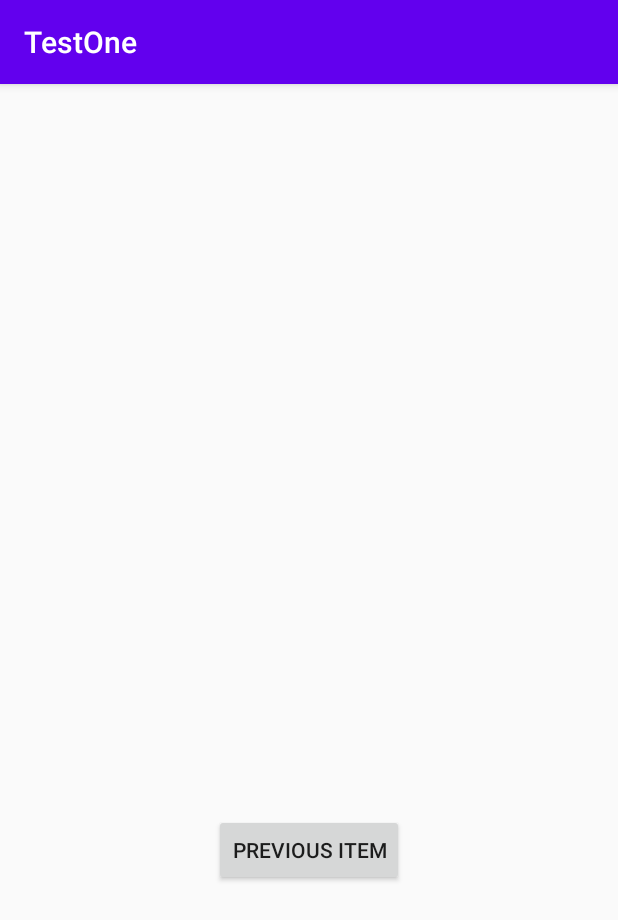
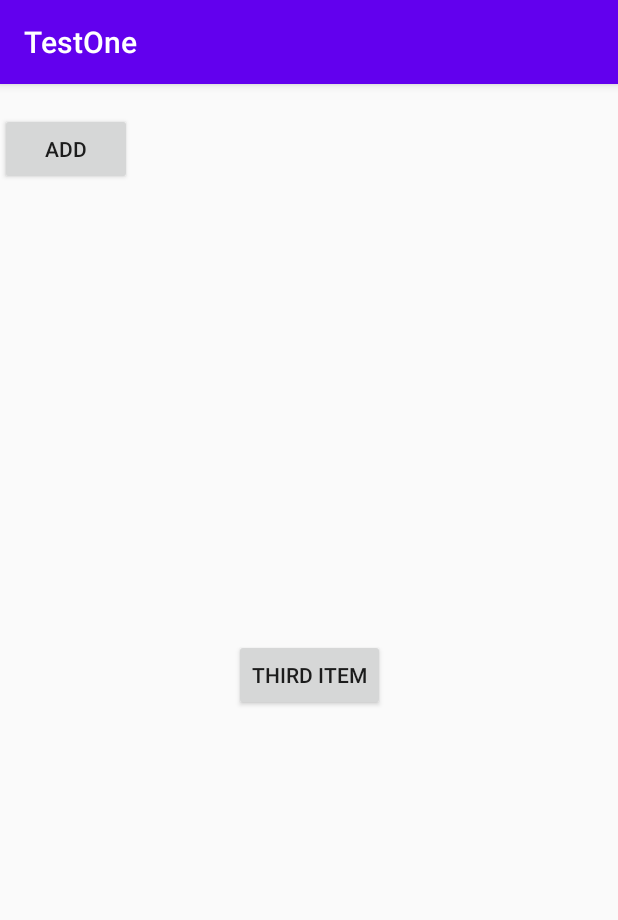
Before and after one commit to navigrewal/MyProject, an Android app: the fragment ThirdFragment shown on its own in the app's theme, on a phone screen of 412 x 824 dp. Shown: the top 920 px of the screen. Run offline under Robolectric (Android 15) with nearby library versions, the phone set to English and light mode, and no system bars.

Commit message:
Updated fragment view

```diff
--- a/app/src/main/java/com/example/testone/ThirdFragment.kt
+++ b/app/src/main/java/com/example/testone/ThirdFragment.kt
@@ -1,6 +1,7 @@
 package com.example.testone
 
 import android.os.Bundle
+import android.util.Log
 import androidx.fragment.app.Fragment
 import android.view.LayoutInflater
 import android.view.View
@@ -18,14 +19,14 @@ class ThirdFragment : Fragment() {
             savedInstanceState: Bundle?
     ): View? {
         // Inflate the layout for this fragment
-        return inflater.inflate(R.layout.fragment_second, container, false)
+        return inflater.inflate(R.layout.fragment_third, container, false)
     }
 
     override fun onViewCreated(view: View, savedInstanceState: Bundle?) {
         super.onViewCreated(view, savedInstanceState)
 
-        view.findViewById<Button>(R.id.button_second).setOnClickListener {
-            findNavController().navigate(R.id.action_SecondFragment_to_FirstFragment)
+        view.findViewById<Button>(R.id.button_third).setOnClickListener {
+            Log.e("Button clicked","Success")
         }
     }
 }
--- a/app/src/main/res/layout/fragment_third.xml
+++ b/app/src/main/res/layout/fragment_third.xml
@@ -10,16 +10,15 @@
         android:id="@+id/textview_second"
         android:layout_width="wrap_content"
         android:layout_height="wrap_content"
-        app:layout_constraintBottom_toTopOf="@id/button_second"
         app:layout_constraintEnd_toEndOf="parent"
         app:layout_constraintStart_toStartOf="parent"
         app:layout_constraintTop_toTopOf="parent" />
 
     <Button
-        android:id="@+id/button_second"
+        android:id="@+id/button_third"
         android:layout_width="wrap_content"
         android:layout_height="wrap_content"
-        android:text="@string/previous"
+        android:text="@string/third"
         app:layout_constraintBottom_toBottomOf="parent"
         app:layout_constraintEnd_toEndOf="parent"
         app:layout_constraintStart_toStartOf="parent"
--- a/app/src/main/res/values/strings.xml
+++ b/app/src/main/res/values/strings.xml
@@ -10,7 +10,6 @@
 
     <string name="third">Third item</string>
     <string name="fourth">Fourth item</string>
-
     <string name="hello_first_fragment">Hello first fragment</string>
     <string name="hello_second_fragment">Hello second fragment. Arg: %1$s</string>
 </resources>
```
Also changed, not shown: app/src/main/java/com/example/testone/FourthFragment.kt (+6 -2 lines), app/src/main/res/layout/fragment_fourth.xml (+4 -4 lines).
